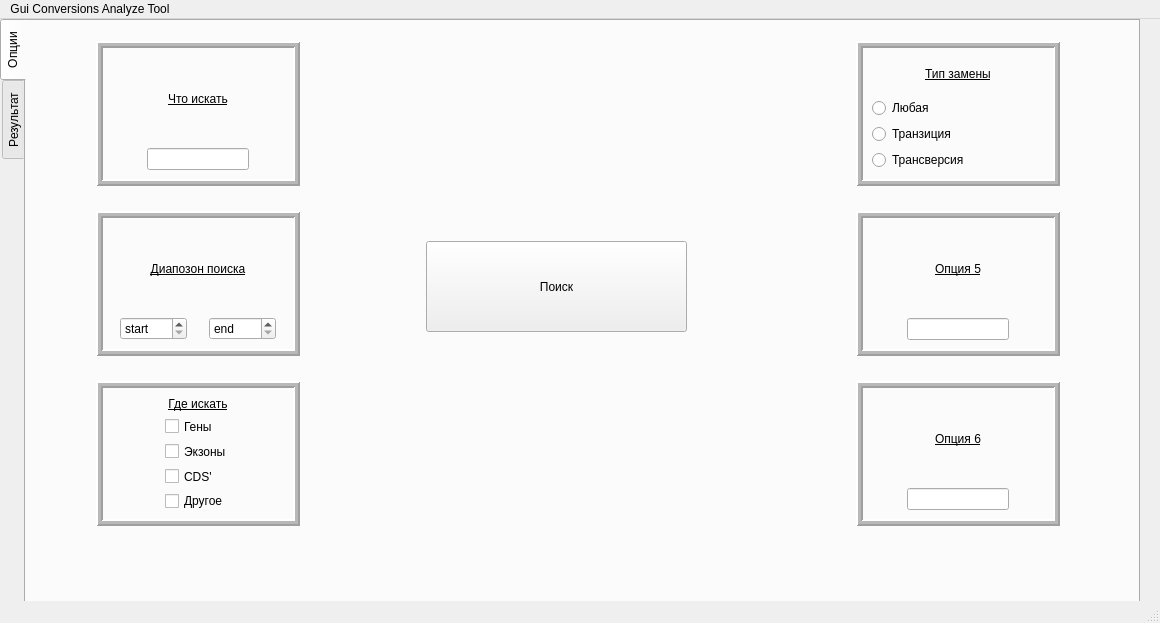
Above: gui/windows/MAIN/mainwindow.ui from furanocoumarins/GCAT before the change. Below: the same form after it.
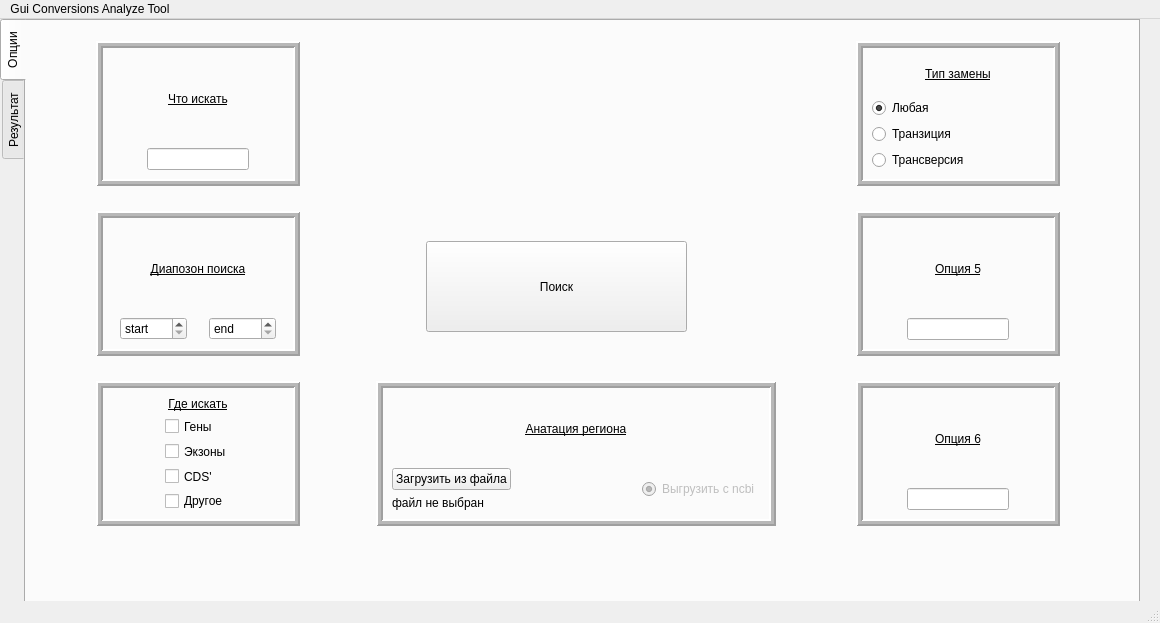
That is the form after the change.

Commit message: add file export form and range check

```diff
--- a/gui/windows/MAIN/mainwindow.ui
+++ b/gui/windows/MAIN/mainwindow.ui
@@ -500,6 +500,9 @@
            <property name="text">
             <string>Любая</string>
            </property>
+           <property name="checked">
+            <bool>true</bool>
+           </property>
           </widget>
          </item>
          <item>
@@ -587,6 +590,103 @@
        </item>
       </layout>
      </widget>
+     <widget class="QFrame" name="Anatation_options">
+      <property name="geometry">
+       <rect>
+        <x>350</x>
+        <y>360</y>
+        <width>400</width>
+        <height>145</height>
+       </rect>
+      </property>
+      <property name="frameShape">
+       <enum>QFrame::Shape::Box</enum>
+      </property>
+      <property name="frameShadow">
+       <enum>QFrame::Shadow::Raised</enum>
+      </property>
+      <property name="lineWidth">
+       <number>2</number>
+      </property>
+      <property name="midLineWidth">
+       <number>3</number>
+      </property>
+      <layout class="QVBoxLayout" name="SourceOfSearch_lay_7">
+       <item>
+        <widget class="QLabel" name="SourceSDeearch_lay_7">
+         <property name="text">
+          <string>&lt;html&gt;&lt;head/&gt;&lt;body&gt;&lt;p align=&quot;center&quot;&gt;&lt;span style=&quot; text-decoration: underline;&quot;&gt;Анатация региона&lt;/span&gt;&lt;/p&gt;&lt;/body&gt;&lt;/html&gt;</string>
+         </property>
+         <property name="textFormat">
+          <enum>Qt::TextFormat::AutoText</enum>
+         </property>
+        </widget>
+       </item>
+       <item>
+        <layout class="QHBoxLayout" name="horizontalLayout_5">
+         <property name="spacing">
+          <number>6</number>
+         </property>
+         <item>
+          <layout class="QVBoxLayout" name="FileLAYOUT">
+           <item>
+            <widget class="QPushButton" name="fileEXportBUTTON">
+             <property name="text">
+              <string>Загрузить из файла</string>
+             </property>
+            </widget>
+           </item>
+           <item>
+            <widget class="QLabel" name="fileEXportSTATUS">
+             <property name="text">
+              <string>файл не выбран</string>
+             </property>
+            </widget>
+           </item>
+          </layout>
+         </item>
+         <item>
+          <spacer name="horizontalSpacer_12">
+           <property name="orientation">
+            <enum>Qt::Orientation::Horizontal</enum>
+           </property>
+           <property name="sizeType">
+            <enum>QSizePolicy::Policy::MinimumExpanding</enum>
+           </property>
+           <property name="sizeHint" stdset="0">
+            <size>
+             <width>20</width>
+             <height>20</height>
+            </size>
+           </property>
+          </spacer>
+         </item>
+         <item>
+          <widget class="QRadioButton" name="ncbiBUTTON">
+           <property name="enabled">
+            <bool>false</bool>
+           </property>
+           <property name="acceptDrops">
+            <bool>false</bool>
+           </property>
+           <property name="text">
+            <string>Выгрузить c ncbi</string>
+           </property>
+           <property name="checkable">
+            <bool>true</bool>
+           </property>
+           <property name="checked">
+            <bool>true</bool>
+           </property>
+           <property name="autoRepeat">
+            <bool>false</bool>
+           </property>
+          </widget>
+         </item>
+        </layout>
+       </item>
+      </layout>
+     </widget>
     </widget>
     <widget class="QWidget" name="tab_2">
      <attribute name="title">
```
Left out of the diff: 12 changed lines with no effect on the pictures. The commit also changes 2 other files.
